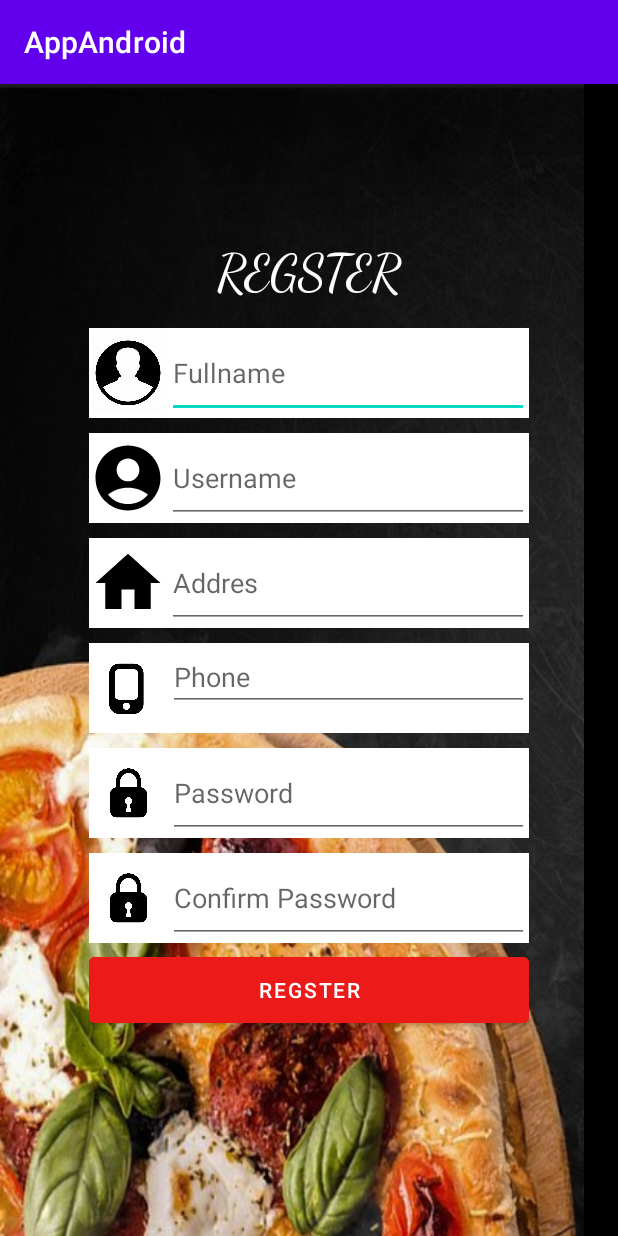
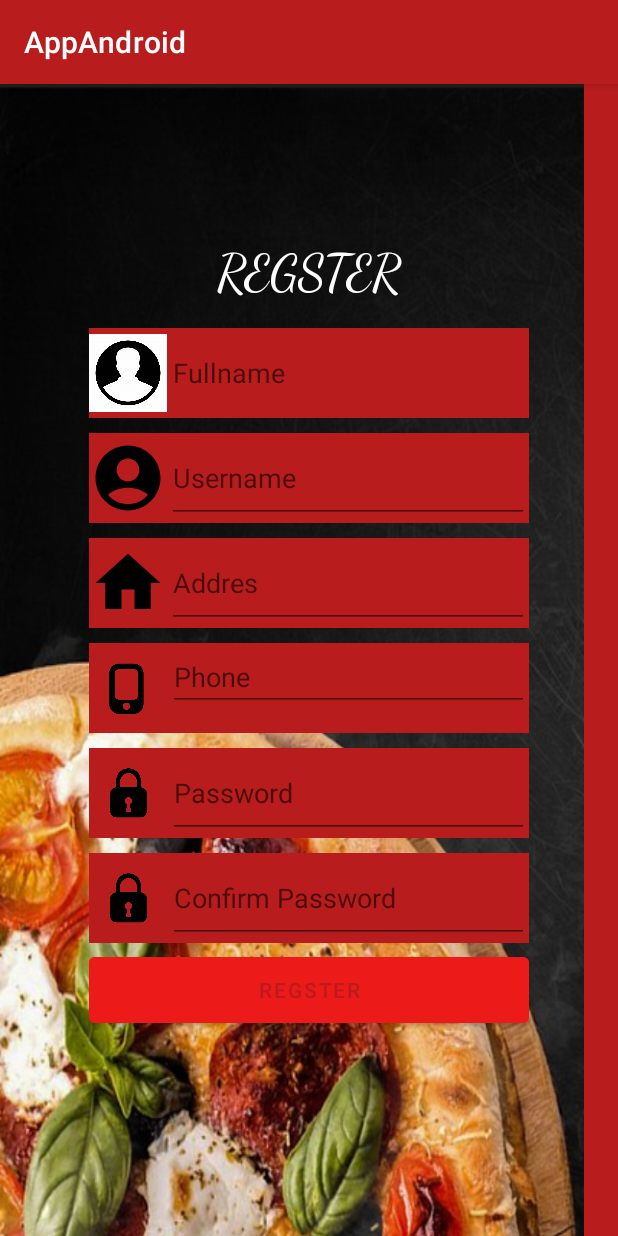
Before and after one commit to dqhieu9301/androidApp, an Android app: the RegisterActivity screen opened directly, with no data from a screen before it, on a phone screen of 412 x 824 dp. Run offline under Robolectric (Android 15) with nearby library versions, the light colour scheme and no system bars.

Commit message:
change color default app

```diff
--- a/app/src/main/AndroidManifest.xml
+++ b/app/src/main/AndroidManifest.xml
@@ -24,10 +24,10 @@
             android:name=".RegisterActivity"
             android:exported="false" />
         <activity
-            android:name=".MainActivity"
+            android:name=".LoginActivity"
             android:exported="false" />
         <activity
-            android:name=".LoginActivity"
+            android:name=".MainActivity"
             android:exported="true"
             android:label="@string/app_name">
             <intent-filter>
--- a/app/src/main/res/values/colors.xml
+++ b/app/src/main/res/values/colors.xml
@@ -1,10 +1,10 @@
 <?xml version="1.0" encoding="utf-8"?>
 <resources>
-    <color name="purple_200">#FFBB86FC</color>
-    <color name="purple_500">#FF6200EE</color>
-    <color name="purple_700">#FF3700B3</color>
-    <color name="teal_200">#FF03DAC5</color>
-    <color name="teal_700">#FF018786</color>
-    <color name="black">#FF000000</color>
-    <color name="white">#FFFFFFFF</color>
+    <color name="purple_200">#b91c1c</color>
+    <color name="purple_500">#b91c1c</color>
+    <color name="purple_700">#b91c1c</color>
+    <color name="teal_200">#b91c1c</color>
+    <color name="teal_700">#b91c1c</color>
+    <color name="black">#b91c1c</color>
+    <color name="white">#b91c1c</color>
 </resources>
```
